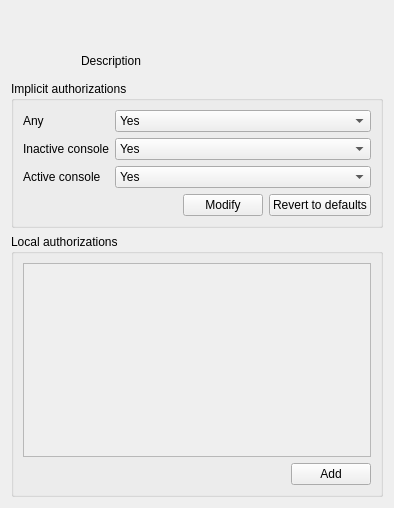
KDE/polkit-kde-kcmodules-1, file polkitactions/actionwidget.ui: the form before one commit.
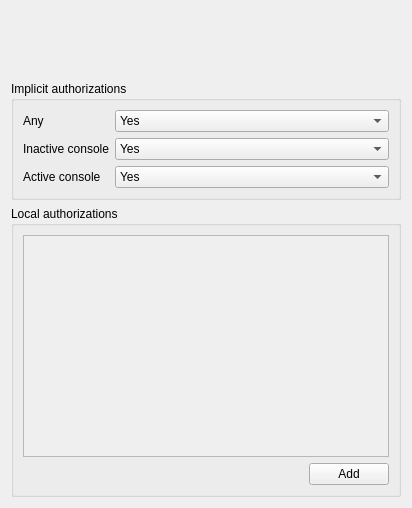
The form after the commit. Custom widgets are drawn as their Qt base class.

Patch:
```diff
--- a/polkitactions/actionwidget.ui
+++ b/polkitactions/actionwidget.ui
@@ -6,7 +6,7 @@
    <rect>
     <x>0</x>
     <y>0</y>
-    <width>394</width>
+    <width>412</width>
     <height>508</height>
    </rect>
   </property>
@@ -38,12 +38,16 @@
      <item>
       <layout class="QVBoxLayout" name="verticalLayout">
        <item>
-        <widget class="KUrlLabel" name="kurllabel"/>
+        <widget class="KUrlLabel" name="vendorLabel">
+         <property name="text">
+          <string/>
+         </property>
+        </widget>
        </item>
        <item>
         <widget class="QLabel" name="label_5">
          <property name="text">
-          <string>Description</string>
+          <string/>
          </property>
         </widget>
        </item>
@@ -196,37 +200,6 @@
         </item>
        </layout>
       </item>
-      <item>
-       <layout class="QHBoxLayout" name="horizontalLayout">
-        <item>
-         <spacer name="horizontalSpacer">
-          <property name="orientation">
-           <enum>Qt::Horizontal</enum>
-          </property>
-          <property name="sizeHint" stdset="0">
-           <size>
-            <width>40</width>
-            <height>20</height>
-           </size>
-          </property>
-         </spacer>
-        </item>
-        <item>
-         <widget class="KPushButton" name="kpushbutton">
-          <property name="text">
-           <string>Modify</string>
-          </property>
-         </widget>
-        </item>
-        <item>
-         <widget class="KPushButton" name="kpushbutton_2">
-          <property name="text">
-           <string>Revert to defaults</string>
-          </property>
-         </widget>
-        </item>
-       </layout>
-      </item>
      </layout>
     </widget>
    </item>
@@ -246,8 +219,8 @@
           <rect>
            <x>0</x>
            <y>0</y>
-           <width>362</width>
-           <height>200</height>
+           <width>380</width>
+           <height>223</height>
           </rect>
          </property>
         </widget>
```
Left out of the diff: 16 changed lines with no effect on the pictures.
